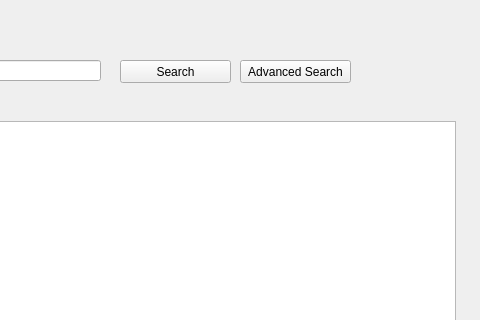
Before: the Qt Designer form Sprint 2/Starting Pages/search.ui in SDSMT-CSC464-F15/dancesoft, drawn with Qt 5; both pictures show x 320 to 800 and y 0 to 320 of the 800 by 600 pixel window.
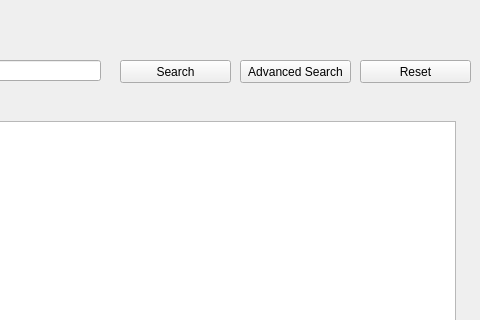
After: the same form once the commit is applied.

Patch:
```diff
--- a/Sprint 2/Starting Pages/search.ui
+++ b/Sprint 2/Starting Pages/search.ui
@@ -73,6 +73,19 @@
      </rect>
     </property>
    </widget>
+   <widget class="QPushButton" name="Reset_search_btn">
+    <property name="geometry">
+     <rect>
+      <x>680</x>
+      <y>60</y>
+      <width>111</width>
+      <height>23</height>
+     </rect>
+    </property>
+    <property name="text">
+     <string>Reset</string>
+    </property>
+   </widget>
   </widget>
   <widget class="QMenuBar" name="menubar">
    <property name="geometry">
```
